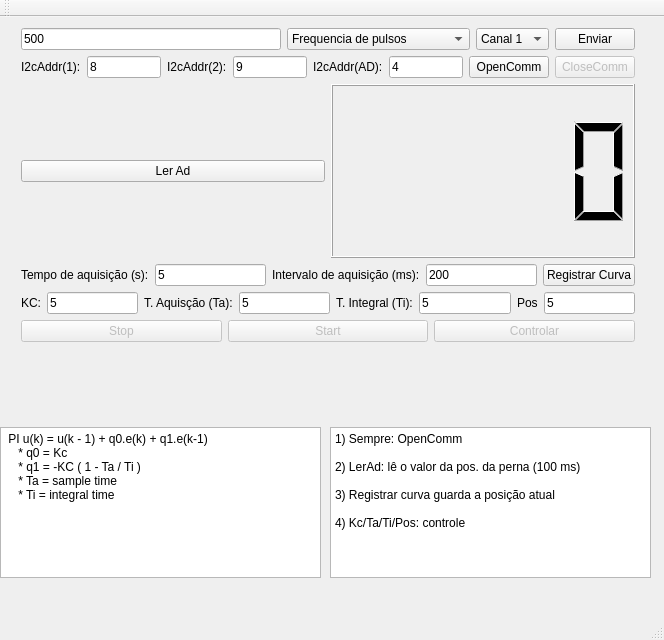
The window that controlador_qt/src/mainwindow.ui (xtarke/estimulator) describes before a commit, drawn with Qt 5.
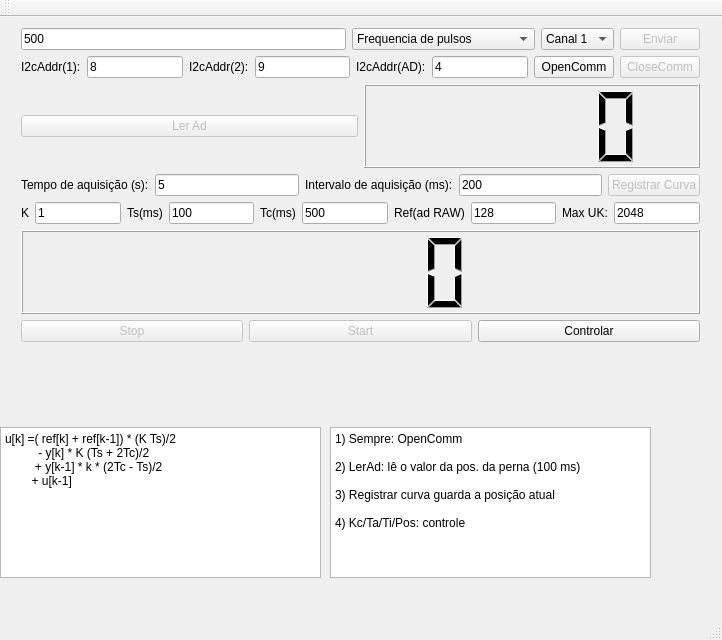
The same window after the commit.

```diff
--- a/controlador_qt/src/mainwindow.ui
+++ b/controlador_qt/src/mainwindow.ui
@@ -6,7 +6,7 @@
    <rect>
     <x>0</x>
     <y>0</y>
-    <width>664</width>
+    <width>722</width>
     <height>640</height>
    </rect>
   </property>
@@ -19,7 +19,7 @@
      <rect>
       <x>10</x>
       <y>0</y>
-      <width>636</width>
+      <width>701</width>
       <height>336</height>
      </rect>
     </property>
@@ -114,7 +114,7 @@
        <item>
         <widget class="QPushButton" name="pushButtonSend">
          <property name="enabled">
-          <bool>true</bool>
+          <bool>false</bool>
          </property>
          <property name="text">
           <string>Enviar</string>
@@ -190,6 +190,9 @@
       <layout class="QHBoxLayout" name="horizontalLayout_4">
        <item>
         <widget class="QPushButton" name="pushButtonAd">
+         <property name="enabled">
+          <bool>false</bool>
+         </property>
          <property name="text">
           <string>Ler Ad</string>
          </property>
@@ -250,6 +253,9 @@
        </item>
        <item>
         <widget class="QPushButton" name="pushButtonCurva">
+         <property name="enabled">
+          <bool>false</bool>
+         </property>
          <property name="text">
           <string>Registrar Curva</string>
          </property>
@@ -265,61 +271,78 @@
        <item>
         <widget class="QLabel" name="label_7">
          <property name="text">
-          <string>KC:</string>
+          <string>K</string>
          </property>
         </widget>
        </item>
        <item>
         <widget class="QLineEdit" name="lineEditKc">
          <property name="text">
-          <string>5</string>
+          <string>1</string>
          </property>
         </widget>
        </item>
        <item>
         <widget class="QLabel" name="label_6">
          <property name="text">
-          <string>T. Aquisção (Ta):</string>
+          <string>Ts(ms)</string>
          </property>
         </widget>
        </item>
        <item>
         <widget class="QLineEdit" name="lineEditTa">
          <property name="text">
-          <string>5</string>
+          <string>100</string>
          </property>
         </widget>
        </item>
        <item>
         <widget class="QLabel" name="label_8">
          <property name="text">
-          <string>T. Integral (Ti):</string>
+          <string>Tc(ms)</string>
          </property>
         </widget>
        </item>
        <item>
         <widget class="QLineEdit" name="lineEditTi">
          <property name="text">
-          <string>5</string>
+          <string>500</string>
          </property>
         </widget>
        </item>
        <item>
         <widget class="QLabel" name="label_9">
          <property name="text">
-          <string>Pos</string>
+          <string>Ref(ad RAW)</string>
          </property>
         </widget>
        </item>
        <item>
         <widget class="QLineEdit" name="lineEditTi_2">
          <property name="text">
-          <string>5</string>
+          <string>128</string>
+         </property>
+        </widget>
+       </item>
+       <item>
+        <widget class="QLabel" name="label_10">
+         <property name="text">
+          <string>Max UK:</string>
+         </property>
+        </widget>
+       </item>
+       <item>
+        <widget class="QLineEdit" name="lineEditRefMaxUk">
+         <property name="text">
+          <string>2048</string>
          </property>
         </widget>
        </item>
       </layout>
      </item>
+     <item>
+      <widget class="QLCDNumber" name="lcdNumberUk"/>
+     </item>
      <item>
       <layout class="QHBoxLayout" name="horizontalLayout_3">
        <item>
@@ -345,7 +368,7 @@
        <item>
         <widget class="QPushButton" name="pushButtonCurva_2">
          <property name="enabled">
-          <bool>false</bool>
+          <bool>true</bool>
          </property>
          <property name="text">
           <string>Controlar</string>
@@ -369,11 +392,10 @@
      </rect>
     </property>
     <property name="plainText">
-     <string> PI u(k) = u(k - 1) + q0.e(k) + q1.e(k-1)
-    * q0 = Kc
-    * q1 = -KC ( 1 - Ta / Ti )
-    * Ta = sample time
-    * Ti = integral time     </string>
+     <string>u[k] =( ref[k] + ref[k-1]) * (K Ts)/2 
+          - y[k] * K (Ts + 2Tc)/2 
+         + y[k-1] * k * (2Tc - Ts)/2 
+        + u[k-1]</string>
     </property>
    </widget>
    <widget class="QPlainTextEdit" name="plainTextEdit_2">
```
Left out of the diff: 12 changed lines with no effect on the pictures.
